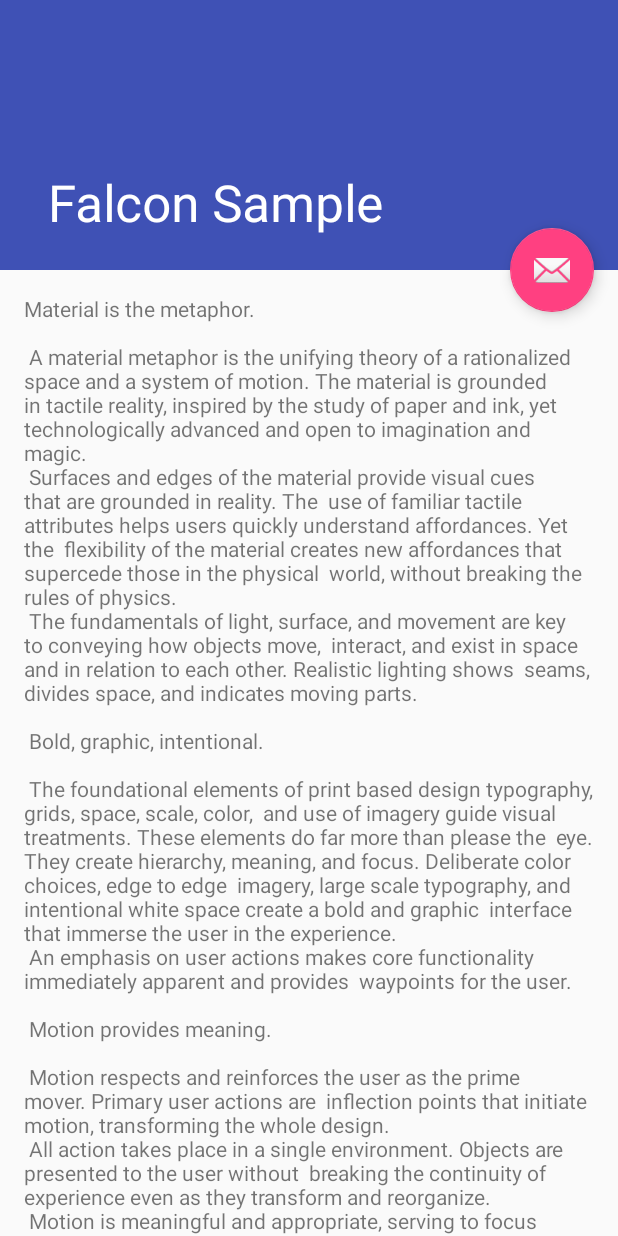
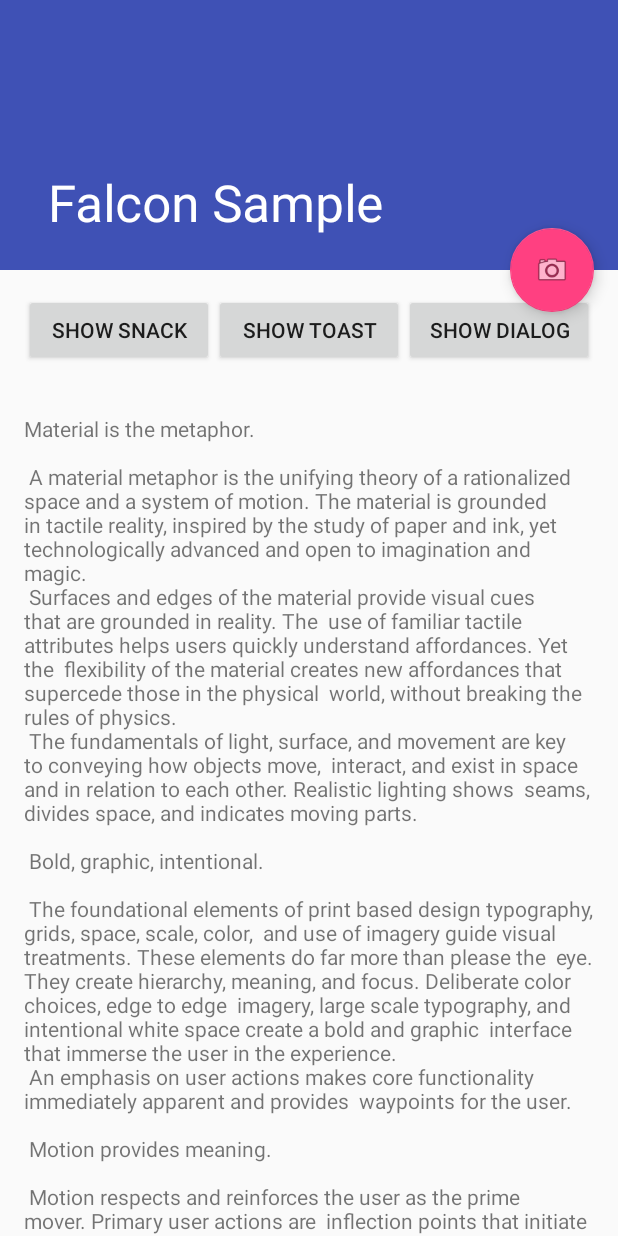
Before and after one commit to jraska/Falcon, an Android app: the screen it shows after launch (SampleActivity), on a phone screen of 412 x 824 dp. Run offline under Robolectric (Android 15) with nearby library versions, the phone set to English and light mode, and no system bars; our stand-ins replace ButterKnife.

Commit message:
Add falcon screenshot taking

```diff
--- a/falcon-sample/src/main/AndroidManifest.xml
+++ b/falcon-sample/src/main/AndroidManifest.xml
@@ -2,6 +2,7 @@
 <manifest xmlns:android="http://schemas.android.com/apk/res/android"
     package="com.jraska.falcon.sample">
 
+    <uses-permission android:name="android.permission.WRITE_EXTERNAL_STORAGE" />
     <application
         android:allowBackup="true"
         android:icon="@mipmap/ic_launcher"
--- a/falcon-sample/src/main/res/layout/activity_sample.xml
+++ b/falcon-sample/src/main/res/layout/activity_sample.xml
@@ -35,12 +35,12 @@
     <include layout="@layout/content_sample" />
 
     <android.support.design.widget.FloatingActionButton
-        android:id="@+id/fab"
+        android:id="@+id/fab_screenshot"
         android:layout_width="wrap_content"
         android:layout_height="wrap_content"
         android:layout_margin="@dimen/fab_margin"
         app:layout_anchor="@id/app_bar"
         app:layout_anchorGravity="bottom|end"
-        android:src="@android:drawable/ic_dialog_email" />
+        android:src="@android:drawable/ic_menu_camera" />
 
 </android.support.design.widget.CoordinatorLayout>
--- a/falcon-sample/src/main/res/layout/content_sample.xml
+++ b/falcon-sample/src/main/res/layout/content_sample.xml
@@ -8,10 +8,47 @@
     android:layout_height="match_parent"
     tools:context=".SampleActivity">
 
-    <TextView
-        android:layout_width="wrap_content"
-        android:layout_height="wrap_content"
-        android:layout_margin="@dimen/text_margin"
-        android:text="@string/large_text" />
+    <LinearLayout
+        android:layout_width="match_parent"
+        android:layout_height="match_parent"
+        android:orientation="vertical">
+
+
+        <LinearLayout
+            android:layout_width="match_parent"
+            android:layout_height="wrap_content"
+            android:layout_margin="@dimen/text_margin"
+            android:weightSum="3"
+            android:orientation="horizontal">
+
+            <Button
+                android:id="@+id/show_snack"
+                android:layout_width="0dp"
+                android:layout_height="wrap_content"
+                android:layout_weight="1"
+                android:text="@string/show_snack" />
+
+            <Button
+                android:id="@+id/show_toast"
+                android:layout_width="0dp"
+                android:layout_height="wrap_content"
+                android:layout_weight="1"
+                android:text="@string/show_toast" />
+
+            <Button
+                android:id="@+id/show_dialog"
+                android:layout_width="0dp"
+                android:layout_height="wrap_content"
+                android:layout_weight="1"
+                android:text="@string/show_dialog" />
+        </LinearLayout>
+
+
+        <TextView
+            android:layout_width="wrap_content"
+            android:layout_height="wrap_content"
+            android:layout_margin="@dimen/text_margin"
+            android:text="@string/large_text" />
+    </LinearLayout>
 
 </android.support.v4.widget.NestedScrollView>
--- a/falcon-sample/src/main/res/values/strings.xml
+++ b/falcon-sample/src/main/res/values/strings.xml
@@ -90,4 +90,7 @@
         "when a user tries to pick up one of cards.\n\n"
     </string>
     <string name="action_settings">Settings</string>
+    <string name="show_snack">Show Snack</string>
+    <string name="show_toast">Show Toast</string>
+    <string name="show_dialog">Show Dialog</string>
 </resources>
```
Also changed, not shown: falcon-sample/build.gradle (+10 -3 lines), falcon-sample/src/main/java/com/jraska/falcon/sample/SampleActivity.java (+86 -6 lines), falcon/src/main/java/com/jraska/falcon/Falcon.java (added, +179 -0 lines), 1 other file.
